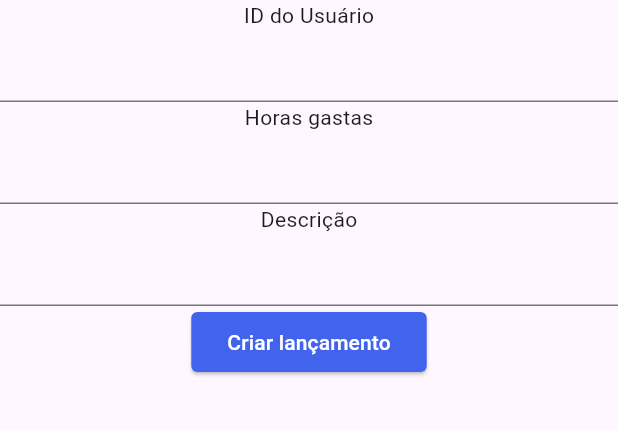
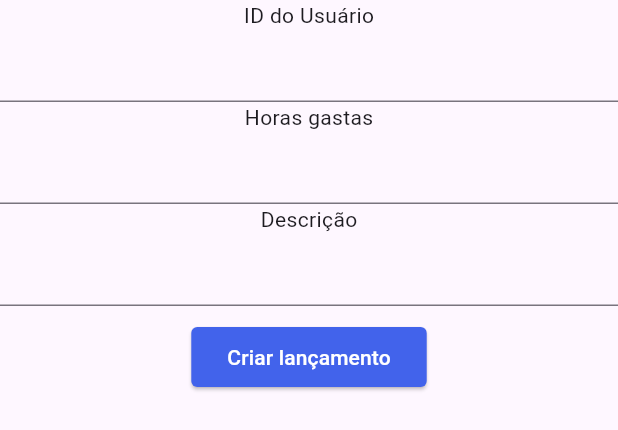
Before and after one commit to Lkledu/PDHourControl-App, a Flutter app: the CriarLancamentoModal widget shown alone on an empty page, opened directly, on a phone screen of 412 x 824 dp. Shown: the top 430 px of the screen. Run offline on Flutter 3.47's test engine with Material 3 defaults, Android fonts, the phone set to English and light mode, and no system bars.

Commit message:
adding sizedBox height 10

```diff
--- a/lib/widgets/criarLancamentoModal.dart
+++ b/lib/widgets/criarLancamentoModal.dart
@@ -1,4 +1,3 @@
-import 'package:flutter/cupertino.dart';
 import 'package:flutter/material.dart';
 
 class CriarLancamentoModal extends StatelessWidget {
@@ -14,6 +13,7 @@ class CriarLancamentoModal extends StatelessWidget {
         TextField(),
         Text('Descrição'),
         TextField(),
+        SizedBox(height: 10,),
         ElevatedButton(
           onPressed: () {},
           style: ButtonStyle(
```
